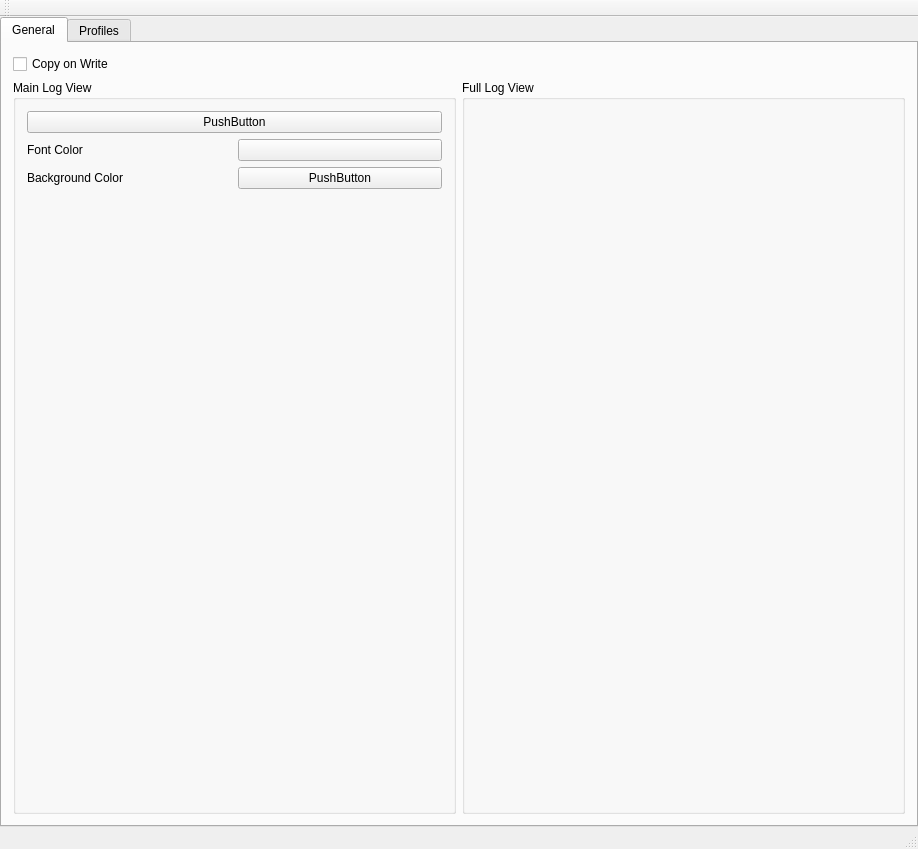
Before: the Qt Designer form src/SettingsWindow.ui in GeorgH93/QLogViewer, drawn with Qt 5.
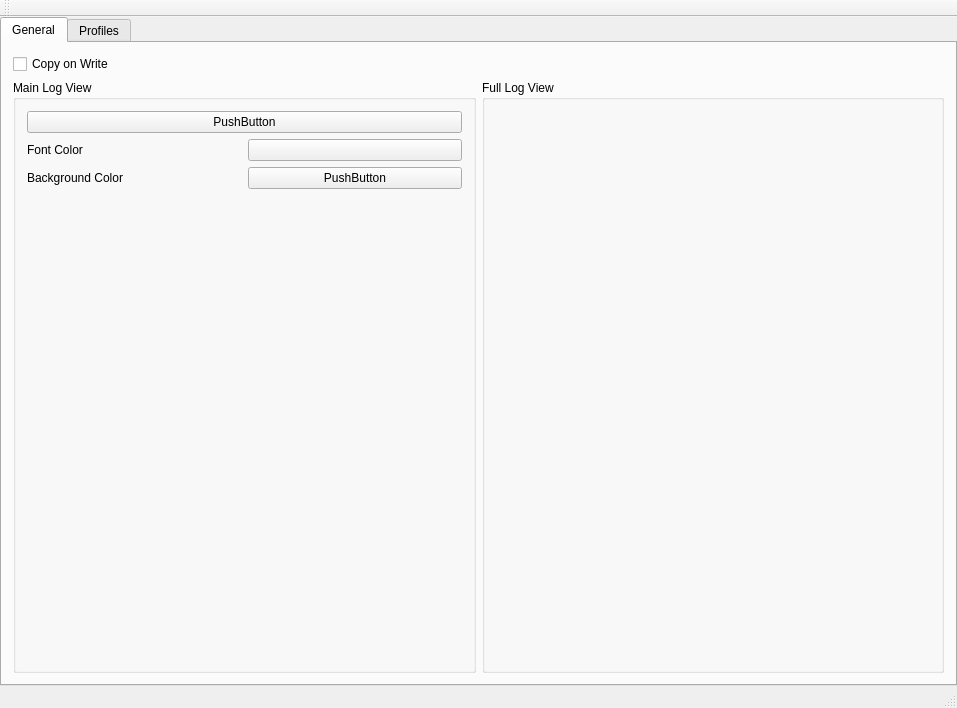
After: the same form once the commit is applied. The open tabs and pages were chosen to show the change. Icons and pictures are not drawn. Custom widgets are drawn as their Qt base class.

The edit to the form file:
```diff
--- a/src/SettingsWindow.ui
+++ b/src/SettingsWindow.ui
@@ -6,8 +6,8 @@
    <rect>
     <x>0</x>
     <y>0</y>
-    <width>918</width>
-    <height>849</height>
+    <width>957</width>
+    <height>708</height>
    </rect>
   </property>
   <property name="sizePolicy">
```
Left out of the diff: 2 changed lines with no effect on the pictures.
